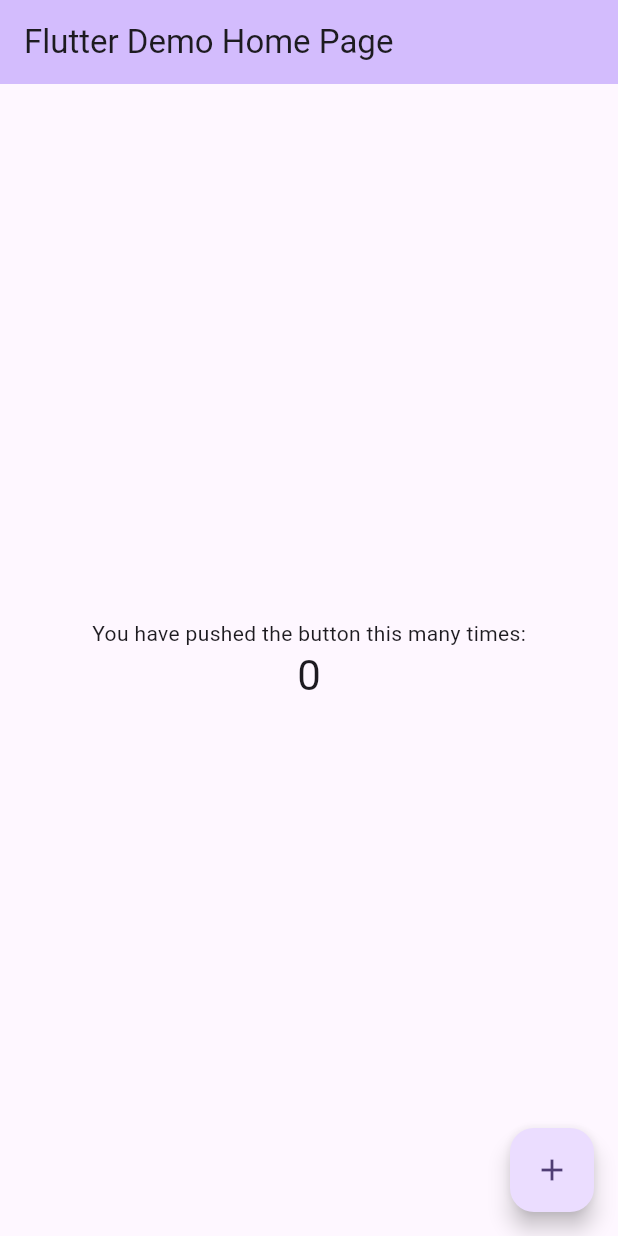
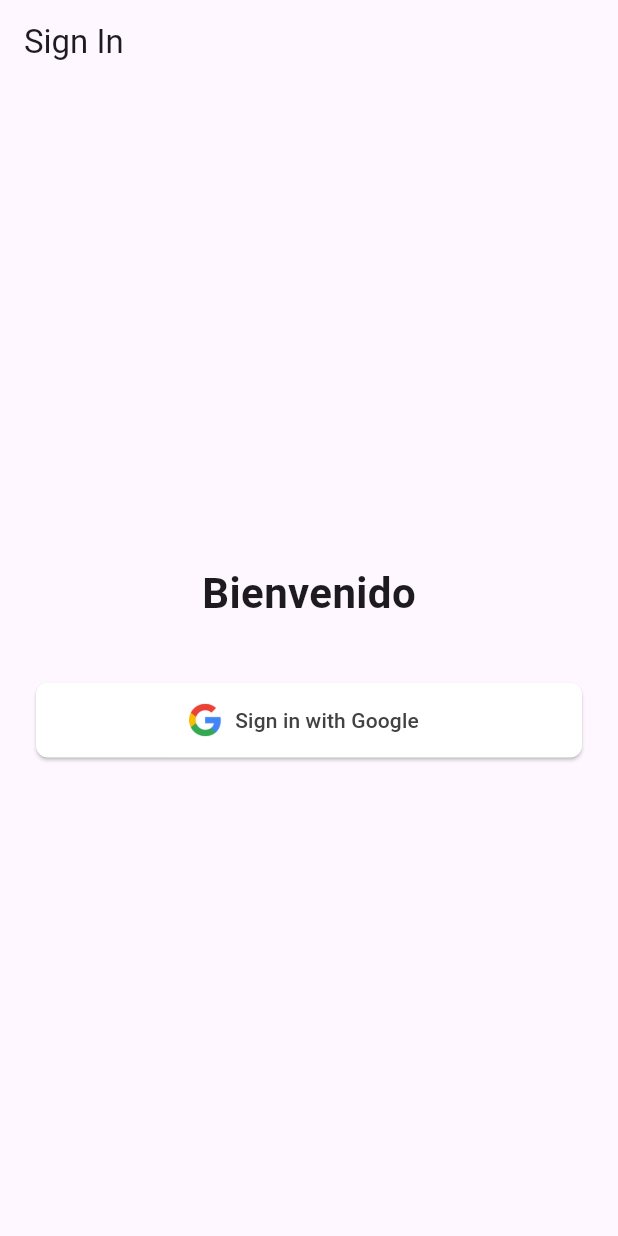
Before and after one commit to RoverwuWa1/myapp, a Flutter app: the screen it shows after launch, on a phone screen of 412 x 824 dp. Run offline on Flutter 3.47's test engine with Material 3 defaults, Android fonts, the phone set to English and light mode, and no system bars; our stand-ins replace cloud_firestore, firebase_auth, firebase_core, google_sign_in; accounts and stored records are empty.

Commit message:
App lista para el frontend. Se creo la logica de autenticacion con google y la base de datos, boton de inicio de sesion funcional,  la navegacion entre pantallas y el flujo de estas. prototipo de pantalla de inicio de sesion y de inicio

```diff
--- /dev/null
+++ b/lib/data/models/auth_button.dart
@@ -0,0 +1,45 @@
+import 'package:flutter/material.dart';
+import 'package:myapp/features/auth/widgets/google_sign_in_button.dart';
+import '../services/auth_service.dart';
+import 'dart:developer' as developer;
+
+class AuthButton extends StatefulWidget {
+  const AuthButton({super.key});
+
+  @override
+  State<AuthButton> createState() => _AuthButtonState();
+}
+
+class _AuthButtonState extends State<AuthButton> {
+  bool _isLoading = false;
+  final AuthService _authService = AuthService(); // ✅ fuera del build
+
+  @override
+  Widget build(BuildContext context) {
+    final scaffoldMessenger = ScaffoldMessenger.of(context);
+
+    return _isLoading
+        ? const CircularProgressIndicator()
+        : GoogleSignInButton(
+            onPressed: () async {
+              setState(() => _isLoading = true);
+
+              final user = await _authService.signInWithGoogle();
+
+              if (!mounted) return;
+
+              setState(() => _isLoading = false);
+
+              if (user == null) {
+                developer.log('Sign-in failed, showing snackbar.', name: 'AuthButton');
+                scaffoldMessenger.showSnackBar(
+                  const SnackBar(
+                    content: Text('Sign-in failed. Please check your connection or configuration.'),
+                    backgroundColor: Colors.red,
+                  ),
+                );
+              }
+            },
+          );
+  }
+}
--- /dev/null
+++ b/lib/data/models/navigation.dart
@@ -0,0 +1,41 @@
+
+import 'package:flutter/material.dart';
+import 'package:myapp/features/auth/view/login_screen.dart';
+import 'package:myapp/features/challenges/view/home_screen.dart';
+
+// --- 1. Centralized Route Names ---
+// We define all route names as static constants to avoid typos
+// and to have a single source of truth for our routes.
+class AppRoutes {
+  static const String home = '/';
+  static const String login = '/login';
+  // Example for a future screen:
+  // static const String profile = '/profile';
+}
+
+// --- 2. The Router Logic ---
+// This class holds the logic for generating routes.
+class AppRouter {
+  static Route<dynamic> onGenerateRoute(RouteSettings settings) {
+    switch (settings.name) {
+      case AppRoutes.home:
+        return MaterialPageRoute(builder: (_) => const HomeScreen());
+
+      case AppRoutes.login:
+        return MaterialPageRoute(builder: (_) => const LoginScreen());
+
+      // Example for a future screen:
+      // case AppRoutes.profile:
+      //   return MaterialPageRoute(builder: (_) => const ProfileScreen());
+
+      default:
+        return MaterialPageRoute(
+          builder: (_) => Scaffold(
+            body: Center(
+              child: Text('No route defined for \${settings.name}'),
+            ),
+          ),
+        );
+    }
+  }
+}
--- /dev/null
+++ b/lib/features/auth/view/auth_gate.dart
@@ -0,0 +1,29 @@
+
+import 'package:firebase_auth/firebase_auth.dart';
+import 'package:flutter/material.dart';
+import 'package:myapp/features/auth/view/login_screen.dart';
+import 'package:myapp/features/challenges/view/home_screen.dart';
+
+class AuthGate extends StatelessWidget {
+  const AuthGate({super.key});
+
+  @override
+  Widget build(BuildContext context) {
+    return StreamBuilder<User?>(
+      stream: FirebaseAuth.instance.authStateChanges(),
+      builder: (context, snapshot) {
+        if (snapshot.connectionState == ConnectionState.waiting) {
+          return const Center(child: CircularProgressIndicator());
+        }
+
+        if (snapshot.hasData) {
+          // User is logged in, show the home screen.
+          return const HomeScreen();
+        }
+
+        // User is not logged in, show the login screen.
+        return const LoginScreen();
+      },
+    );
+  }
+}
--- /dev/null
+++ b/lib/features/auth/view/login_screen.dart
@@ -0,0 +1,35 @@
+
+import 'package:flutter/material.dart';
+import '../../../data/models/auth_button.dart';
+
+class LoginScreen extends StatelessWidget {
+  const LoginScreen({super.key});
+
+  @override
+  Widget build(BuildContext context) {
+    return Scaffold(
+      appBar: AppBar(
+        title: const Text('Sign In'),
+      ),
+      body: const Padding(
+        padding: EdgeInsets.all(24.0),
+        child: Center(
+          child: Column(
+            mainAxisAlignment: MainAxisAlignment.center,
+            crossAxisAlignment: CrossAxisAlignment.center,
+            children: [
+              Text(
+                'Bienvenido',
+                style: TextStyle(fontSize: 28, fontWeight: FontWeight.bold),
+              ),
+              SizedBox(height: 40),
+              // We use the AuthButton, which already contains the logic
+              // and the visual appearance for the sign-in button.
+              AuthButton(),
+            ],
+          ),
+        ),
+      ),
+    );
+  }
+}
--- /dev/null
+++ b/lib/features/auth/widgets/google_sign_in_button.dart
@@ -0,0 +1,33 @@
+
+import 'package:flutter/material.dart';
+
+/// A dumb widget that only handles the UI and appearance of the Google Sign-In button.
+/// It receives an `onPressed` callback to make it interactive.
+class GoogleSignInButton extends StatelessWidget {
+  final VoidCallback onPressed;
+
+  const GoogleSignInButton({
+    super.key,
+    required this.onPressed,
+  });
+
+  @override
+  Widget build(BuildContext context) {
+    return ElevatedButton.icon(
+      icon: Image.asset(
+        'assets/images/google_logo.png', // Assuming you have a Google logo in assets
+        height: 24.0,
+        width: 24.0,
+      ),
+      label: const Text('Sign in with Google'),
+      style: ElevatedButton.styleFrom(
+        foregroundColor: Colors.grey[800], backgroundColor: Colors.white,
+        minimumSize: const Size(double.infinity, 50), // Make button wide
+        shape: RoundedRectangleBorder(
+          borderRadius: BorderRadius.circular(8.0),
+        ),
+      ),
+      onPressed: onPressed,
+    );
+  }
+}
--- a/lib/main.dart
+++ b/lib/main.dart
@@ -1,128 +1,35 @@
 import 'package:flutter/material.dart';
 import 'package:firebase_core/firebase_core.dart';
+import 'package:google_sign_in/google_sign_in.dart';
+import 'package:myapp/data/models/navigation.dart';
+import 'package:myapp/features/auth/view/auth_gate.dart';
 import 'firebase_options.dart';
 
 void main() async {
   WidgetsFlutterBinding.ensureInitialized();
-  await Firebase.initializeApp(
-    options: DefaultFirebaseOptions.currentPlatform,
-  );
+  await Firebase.initializeApp(options: DefaultFirebaseOptions.currentPlatform);
+  await GoogleSignIn.instance.initialize();
   runApp(const MyApp());
 }
 
 class MyApp extends StatelessWidget {
   const MyApp({super.key});
 
-  // This widget is the root of your application.
   @override
   Widget build(BuildContext context) {
     return MaterialApp(
-      title: 'Flutter Demo',
+      title: 'My App',
       theme: ThemeData(
-        // This is the theme of your application.
-        //
-        // TRY THIS: Try running your application with "flutter run". You'll see
-        // the application has a purple toolbar. Then, without quitting the app,
-        // try changing the seedColor in the colorScheme below to Colors.green
-        // and then invoke "hot reload" (save your changes or press the "hot
-        // reload" button in a Flutter-supported IDE, or press "r" if you used
-        // the command line to start the app).
-        //
-        // Notice that the counter didn't reset back to zero; the application
-        // state is not lost during the reload. To reset the state, use hot
-        // restart instead.
-        //
-        // This works for code too, not just values: Most code changes can be
-        // tested with just a hot reload.
-        colorScheme: ColorScheme.fromSeed(seedColor: Colors.deepPurple),
+        primarySwatch: Colors.blue,
+        visualDensity: VisualDensity.adaptivePlatformDensity,
       ),
-      home: const MyHomePage(title: 'Flutter Demo Home Page'),
+
+      // AuthGate is the entry point, determining the very first screen.
+      home: const AuthGate(),
+
+      // AppRouter will handle all subsequent named navigation calls within the app.
+      // For example, if you call Navigator.pushNamed(context, AppRoutes.profile)
+      onGenerateRoute: AppRouter.onGenerateRoute,
     );
   }
 }
-
-class MyHomePage extends StatefulWidget {
-  const MyHomePage({super.key, required this.title});
-
-  // This widget is the home page of your application. It is stateful, meaning
-  // that it has a State object (defined below) that contains fields that affect
-  // how it looks.
-
-  // This class is the configuration for the state. It holds the values (in this
-  // case the title) provided by the parent (in this case the App widget) and
-  // used by the build method of the State. Fields in a Widget subclass are
-  // always marked "final".
-
-  final String title;
-
-  @override
-  State<MyHomePage> createState() => _MyHomePageState();
-}
-
-class _MyHomePageState extends State<MyHomePage> {
-  int _counter = 0;
-
-  void _incrementCounter() {
-    setState(() {
-      // This call to setState tells the Flutter framework that something has
-      // changed in this State, which causes it to rerun the build method below
-      // so that the display can reflect the updated values. If we changed
-      // _counter without calling setState(), then the build method would not be
-      // called again, and so nothing would appear to happen.
-      _counter++;
-    });
-  }
-
-  @override
-  Widget build(BuildContext context) {
-    // This method is rerun every time setState is called, for instance as done
-    // by the _incrementCounter method above.
-    //
-    // The Flutter framework has been optimized to make rerunning build methods
-    // fast, so that you can just rebuild anything that needs updating rather
-    // than having to individually change instances of widgets.
-    return Scaffold(
-      appBar: AppBar(
-        // TRY THIS: Try changing the color here to a specific color (to
-        // Colors.amber, perhaps?) and trigger a hot reload to see the AppBar
-        // change color while the other colors stay the same.
-        backgroundColor: Theme.of(context).colorScheme.inversePrimary,
-        // Here we take the value from the MyHomePage object that was created by
-        // the App.build method, and use it to set our appbar title.
-        title: Text(widget.title),
-      ),
-      body: Center(
-        // Center is a layout widget. It takes a single child and positions it
-        // in the middle of the parent.
-        child: Column(
-          // Column is also a layout widget. It takes a list of children and
-          // arranges them vertically. By default, it sizes itself to fit its
-          // children horizontally, and tries to be as tall as its parent.
-          //
-          // Column has various properties to control how it sizes itself and
-          // how it positions its children. Here we use mainAxisAlignment to
-          // center the children vertically; the main axis here is the vertical
-          // axis because Columns are vertical (the cross axis would be
-          // horizontal).
-          //
-          // TRY THIS: Invoke "debug painting" (choose the "Toggle Debug Paint"
-          // action in the IDE, or press "p" in the console), to see the
-          // wireframe for each widget.
-          mainAxisAlignment: MainAxisAlignment.center,
-          children: <Widget>[
-            const Text('You have pushed the button this many times:'),
-            Text(
-              '$_counter',
-              style: Theme.of(context).textTheme.headlineMedium,
-            ),
-          ],
-        ),
-      ),
-      floatingActionButton: FloatingActionButton(
-        onPressed: _incrementCounter,
-        tooltip: 'Increment',
-        child: const Icon(Icons.add),
-      ), // This trailing comma makes auto-formatting nicer for build methods.
-    );
-  }
-}
--- a/pubspec.yaml
+++ b/pubspec.yaml
@@ -62,9 +62,8 @@ flutter:
   uses-material-design: true
 
   # To add assets to your application, add an assets section, like this:
-  # assets:
-  #   - images/a_dot_burr.jpeg
-  #   - images/a_dot_ham.jpeg
+  assets:
+    - assets/images/
 
   # An image asset can refer to one or more resolution-specific "variants", see
   # https://flutter.dev/to/resolution-aware-images
```
Also changed, not shown: lib/data/services/auth_service.dart (added, +64 -0 lines), lib/features/challenges/view/home_screen.dart (added, +63 -0 lines), assets/images/google_logo.png (added), 4 other files.
